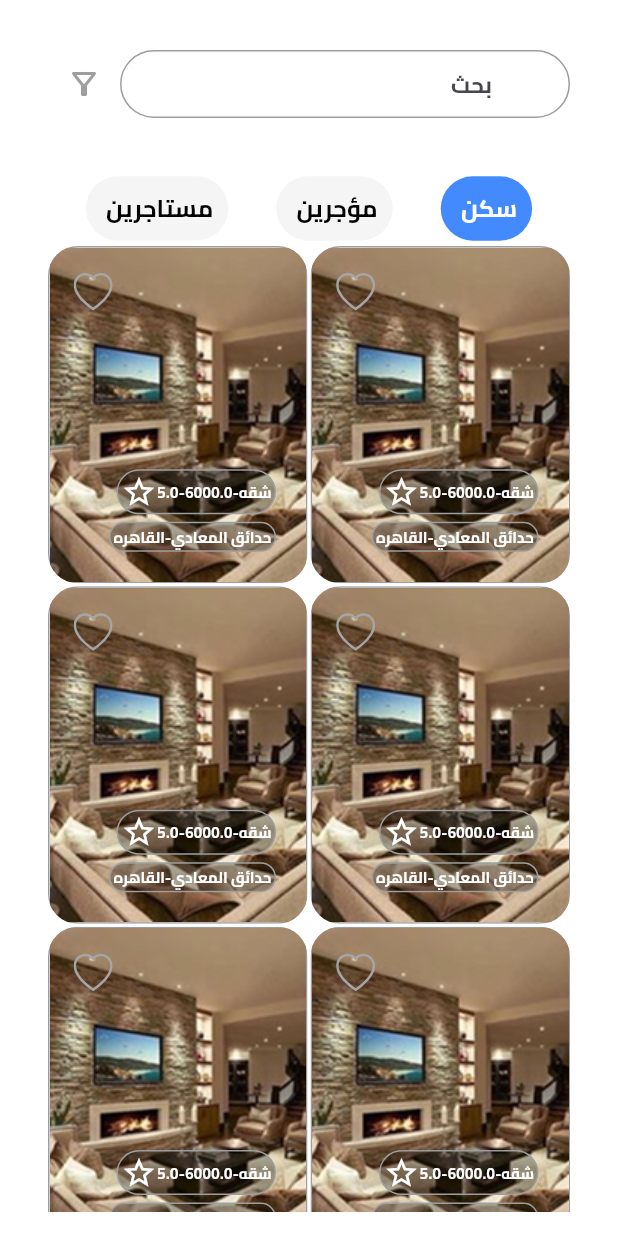
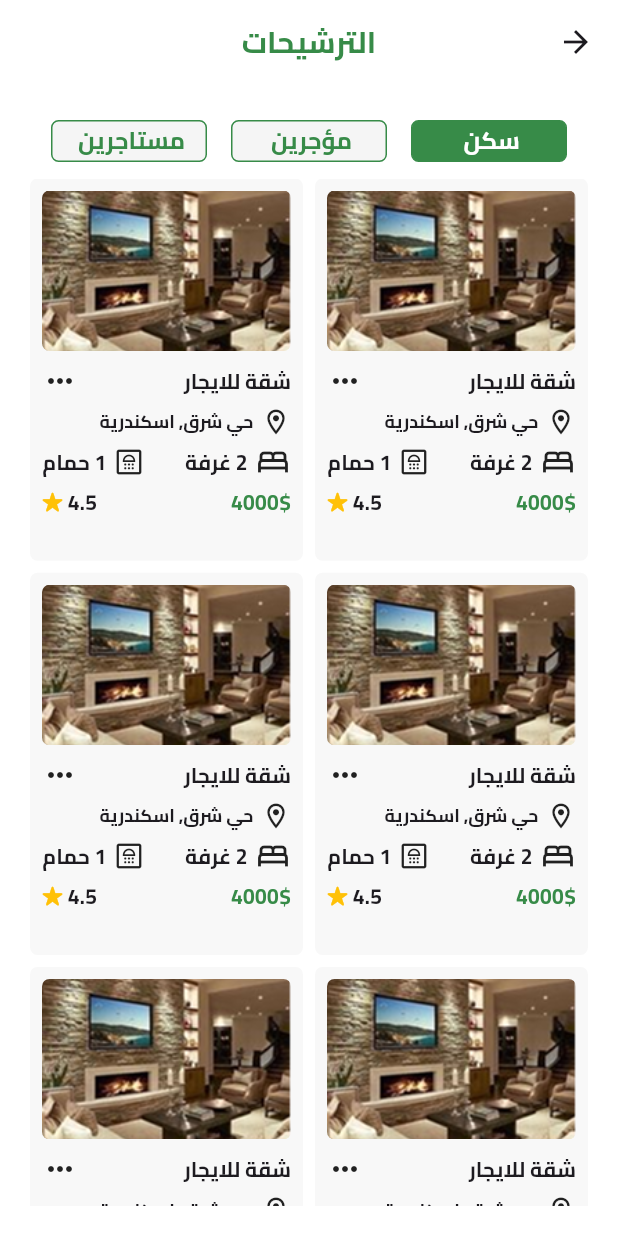
Before and after one commit to ahmdslah/sakenApp, a Flutter app: the RecommendationTab screen opened directly, on a phone screen of 412 x 824 dp. Run offline on Flutter 3.47's test engine with Material 3 defaults, Android fonts, the phone set to English and light mode, and no system bars; our stand-ins replace animated_toggle_switch, bloc, calendar_date_picker2, carousel_slider, cloud_firestore, dio and 9 more; accounts and stored records are empty.

Commit message:
sakan & user cards

```diff
--- a/lib/const/const widgets/apartmint_card.dart
+++ b/lib/const/const widgets/apartmint_card.dart
@@ -1,117 +1,107 @@
+import 'package:flutter/cupertino.dart';
 import 'package:flutter/material.dart';
-import 'package:flutter_svg/svg.dart';
-import 'package:saken_mobile/const/Models/apartmentmodel.dart';
+import 'package:saken_mobile/const/const.dart';
 
-class ApartmentCard extends StatefulWidget {
-  bool isfavorite;
-  ApartmentCard({super.key, this.isfavorite = true});
-
-  @override
-  State<ApartmentCard> createState() => _ApartmentCardState();
-}
-
-class _ApartmentCardState extends State<ApartmentCard> {
-  @override
-  int index = 0;
-
-  void initstate() {
-    index++;
-  }
+class ApartmentCard extends StatelessWidget {
+  const ApartmentCard({super.key});
 
   @override
   Widget build(BuildContext context) {
-    return ClipRRect(
-      clipBehavior: Clip.antiAlias,
-      child: Container(
+    return Container(
+      width: 171,
+      decoration: BoxDecoration(
+        borderRadius: BorderRadius.circular(5),
+        color:const Color(0xffF8F8F8),
+      ),
+      child: Padding(
+        padding: const EdgeInsets.all(8.0),
+        child: Column(
+          children: [
+            Container(
               width: double.infinity,
-        height: double.infinity,
-        clipBehavior: Clip.antiAlias,
+              height: 107,
               decoration: BoxDecoration(
-            borderRadius: BorderRadius.circular(20),
-            border: Border.all(color: Colors.grey),
-            color: const Color(0xffF5F5F5)),
-        child: Stack(
-          children: [
-            Image.asset(
-              apartmentmodel.apartments[index].photo,
+                borderRadius: BorderRadius.circular(5),
+                image: const DecorationImage(
+                  image: AssetImage('assets/images/Room.png'),
                   fit: BoxFit.cover,
-              width: double.infinity,
-              height: double.infinity,
-            ),
-            Padding(
-              padding: const EdgeInsets.all(16.0),
-              child: Align(
-                  alignment: Alignment.topLeft,
-                  child: widget.isfavorite
-                      ? SvgPicture.asset("assets/images/Vector.svg")
-                      : SvgPicture.asset("assets/images/fav.svg")),
-            ),
-            Padding(
-              padding: const EdgeInsets.all(20.0),
-              child: Align(
-                alignment: Alignment.bottomRight,
-                child: Column(
-                  mainAxisSize: MainAxisSize.min,
-                  children: [
-                    Align(
-                      alignment: Alignment.bottomRight,
-                      child: Container(
-                          decoration: BoxDecoration(
-                              borderRadius: BorderRadius.circular(50),
-                              border: Border.all(color: Colors.grey),
-                              color: Colors.black.withOpacity(0.3)),
-                          child: Padding(
-                              padding: const EdgeInsets.all(2.0),
-                              child: Row(
-                                  mainAxisSize: MainAxisSize.min,
-                                  children: [
-                                    Text(
-                                      "${apartmentmodel.apartments[index].type}-${apartmentmodel.apartments[index].fees}-${apartmentmodel.apartments[index].rate}",
-                                      style: const TextStyle(
-                                        fontSize: 10,
-                                        fontWeight: FontWeight.w500,
-                                        color: Colors.white,
-                                        overflow: TextOverflow.ellipsis,
                 ),
               ),
-                                    const Icon(
-                                      Icons.star_border,
-                                      color: Colors.white,
             ),
-                                  ]))),
+            const SizedBox(
+              height: 8,
+            ),
+            const Row(
+              children: [
+                Text('شقة للايجار'),
+                Spacer(),
+                Icon(Icons.more_horiz_outlined),
+              ],
             ),
             const SizedBox(
               height: 5,
             ),
-                    Align(
-                      alignment: Alignment.bottomRight,
-                      child: Container(
-                        decoration: BoxDecoration(
-                            borderRadius: BorderRadius.circular(50),
-                            border: Border.all(color: Colors.grey),
-                            color: Colors.black.withOpacity(0.3)),
-                        child: Padding(
-                          padding: const EdgeInsets.all(2.0),
-                          child: Row(
-                            mainAxisSize: MainAxisSize.min,
+            const Row(
               children: [
+                Icon(
+                  Icons.location_on_outlined,
+                  size: 20,
+                ),
+                SizedBox(
+                  width: 5,
+                ),
                 Text(
-                                apartmentmodel.apartments[index].address,
-                                style: const TextStyle(
-                                  fontSize: 10,
-                                  fontWeight: FontWeight.w500,
-                                  color: Colors.white,
-                                  overflow: TextOverflow.ellipsis,
-                                ),
-                              )
-                            ],
-                          ),
-                        ),
+                  'حي شرق, اسكندرية',
+                  style: TextStyle(
+                    fontSize: 12,
                   ),
                 ),
               ],
             ),
+            const SizedBox(
+              height: 5,
             ),
+            const Row(
+              children: [
+                Icon(Icons.bed_outlined),
+                SizedBox(
+                  width: 5,
+                ),
+                Text('2 غرفة'),
+                Spacer(),
+                Icon(
+                  Icons.bathroom_outlined,
+                  size: 20,
+                ),
+                SizedBox(
+                  width: 5,
+                ),
+                Text('1 حمام'),
+              ],
+            ),
+            const SizedBox(
+              height: 5,
+            ),
+            const Row(
+              children: [
+                Text(
+                  '4000\$',
+                  style: TextStyle(
+                    color: kPrimaryColor,
+                    fontWeight: FontWeight.bold,
+                  ),
+                ),
+                Spacer(),
+                Text('4.5'),
+                SizedBox(
+                  width: 3,
+                ),
+                Icon(
+                  CupertinoIcons.star_fill,
+                  color: Colors.amber,
+                  size: 14,
+                ),
+              ],
             )
           ],
         ),
--- a/lib/main.dart
+++ b/lib/main.dart
@@ -63,7 +63,7 @@ class MyApp extends StatelessWidget {
             appBarTheme: AppBarTheme(color: Colors.white)),
         locale: const Locale('ar'),
         debugShowCheckedModeBanner: false,
-        home: const HousingProfileScreen(),
+        home: const SplashScreen(),
         routes: {
           Routes.splash: (context) => const SplashScreen(),
           Routes.login: (context) => Login(),
--- a/lib/screens/home_page/TabBarWidgets/sakanwidget.dart
+++ b/lib/screens/home_page/TabBarWidgets/sakanwidget.dart
@@ -11,20 +11,16 @@ class sakanwidget extends StatelessWidget {
     return GridView.builder(
       gridDelegate: const SliverGridDelegateWithFixedCrossAxisCount(
           crossAxisCount: 2,
-          childAspectRatio: 1 / 1.3,
-          mainAxisSpacing: 2,
-          crossAxisSpacing: 2),
+          childAspectRatio: 1 / 1.4,
+          mainAxisSpacing: 8,
+          crossAxisSpacing: 8),
       itemBuilder: (context, index) => GestureDetector(
         onTap: () {
           Navigator.pushNamed(context, Routes.sakanDetails);
         },
-        child: fav
-            ? ApartmentCard()
-            : ApartmentCard(
-                isfavorite: false,
-              ),
+        child: ApartmentCard(),
       ),
-      itemCount: apartmentmodel.apartments.length,
+      itemCount: 8,
     );
   }
 }
--- a/lib/screens/home_page/TabBarWidgets/tenentwidget.dart
+++ b/lib/screens/home_page/TabBarWidgets/tenentwidget.dart
@@ -13,11 +13,7 @@ class tenantwidget extends StatelessWidget {
           childAspectRatio: 1 / 1.8,
           mainAxisSpacing: 2,
           crossAxisSpacing: 2),
-      itemBuilder: (context, index) => fav
-          ? UserCard()
-          : UserCard(
-              isfav: false,
-            ),
+      itemBuilder: (context, index) => UserCard(),
       itemCount: usermodel.tenents.length,
     );
   }
--- a/lib/screens/home_page/tabs/recomendationscreen.dart
+++ b/lib/screens/home_page/tabs/recomendationscreen.dart
@@ -1,5 +1,5 @@
 import 'package:flutter/material.dart';
-import 'package:saken_mobile/const/const%20widgets/custom_form_field.dart';
+import 'package:saken_mobile/const/const.dart';
 import 'package:saken_mobile/screens/home_page/TabBarWidgets/renterwidget.dart';
 import 'package:saken_mobile/screens/home_page/TabBarWidgets/sakanwidget.dart';
 import 'package:saken_mobile/screens/home_page/TabBarWidgets/tenentwidget.dart';
@@ -20,42 +20,29 @@ class _FavTabState extends State<RecommendationTab> {
   int selected = 0;
   @override
   Widget build(BuildContext context) {
-    final height = MediaQuery.of(context).size.height;
-    final width = MediaQuery.of(context).size.width;
     return DefaultTabController(
       length: 3,
-      child: Padding(
-        padding: const EdgeInsets.all(16.0),
+      child: Scaffold(
+        appBar: AppBar(
+          centerTitle: true,
+          title: const Text(
+            'الترشيحات',
+            style: TextStyle(
+              fontSize: 20,
+              color: kPrimaryColor,
+              fontWeight: FontWeight.bold,
+            ),
+          ),
+        ),
+        body: Padding(
+          padding: const EdgeInsets.only(right: 10.0, left: 10, bottom: 20),
           child: Column(
             children: [
-            Padding(
-              padding: const EdgeInsets.all(16),
-              child: Row(
-                children: [
-                  Expanded(
-                      child: CustomFormField(
-                    height: height * 0.5,
-                    width: width * 0.7,
-                    hintText: "بحث",
-                    controller: searchcontroller,
-                    validator: (val) {
-                      return null;
-                    },
-                    search: true,
-                  )),
-                  IconButton(
-                      onPressed: () {},
-                      icon: const Icon(
-                        Icons.filter_alt_outlined,
-                        color: Colors.grey,
-                      ))
-                ],
-              ),
-            ),
               const SizedBox(
-              height: 20,
+                height: 15,
               ),
               TabBar(
+                labelPadding: const EdgeInsets.symmetric(horizontal: 8),
                 onTap: (index) {
                   selected = index;
                   setState(() {});
@@ -69,55 +56,74 @@ class _FavTabState extends State<RecommendationTab> {
                 tabs: [
                   Tab(
                     child: Container(
-                    padding: const EdgeInsets.symmetric(
-                        horizontal: 10, vertical: 10),
+                      height: 28,
+                      width: 104,
                       decoration: BoxDecoration(
-                        borderRadius: BorderRadius.circular(46),
+                        borderRadius: BorderRadius.circular(5),
                         color: selected == 0
-                            ? Colors.blueAccent
-                            : const Color(0xffF5F5F5)),
+                            ? kPrimaryColor
+                            : const Color(0xffF5F5F5),
+                        border: Border.all(
+                          color: kPrimaryColor,
+                        ),
+                      ),
+                      child: Center(
                         child: Text(
                           "سكن ",
                           style: TextStyle(
                               fontWeight: FontWeight.w500,
                               fontSize: 16,
-                          color: selected == 0 ? Colors.white : Colors.black),
+                              color:
+                                  selected == 0 ? Colors.white : kPrimaryColor),
+                        ),
                       ),
                     ),
                   ),
                   Tab(
                     child: Container(
-                    padding: const EdgeInsets.symmetric(
-                        horizontal: 10, vertical: 10),
+                      height: 28,
+                      width: 104,
                       decoration: BoxDecoration(
-                        borderRadius: BorderRadius.circular(46),
+                          borderRadius: BorderRadius.circular(5),
                           color: selected == 1
-                            ? Colors.blueAccent
-                            : const Color(0xffF5F5F5)),
+                              ? kPrimaryColor
+                              : const Color(0xffF5F5F5),
+                          border: Border.all(
+                            color: kPrimaryColor,
+                          )),
+                      child: Center(
                         child: Text(
                           "مؤجرين ",
                           style: TextStyle(
                               fontWeight: FontWeight.w500,
                               fontSize: 16,
-                          color: selected == 1 ? Colors.white : Colors.black),
+                              color:
+                                  selected == 1 ? Colors.white : kPrimaryColor),
+                        ),
                       ),
                     ),
                   ),
                   Tab(
                     child: Container(
-                    padding: const EdgeInsets.symmetric(
-                        horizontal: 10, vertical: 10),
+                      height: 28,
+                      width: 104,
                       decoration: BoxDecoration(
-                        borderRadius: BorderRadius.circular(46),
+                          borderRadius: BorderRadius.circular(5),
                           color: selected == 2
-                            ? Colors.blueAccent
-                            : const Color(0xffF5F5F5)),
+                              ? kPrimaryColor
+                              : const Color(0xffF5F5F5),
+                          border: Border.all(
+                            color: kPrimaryColor,
+                          )),
+                      child: Center(
                         child: Text(
                           "مستاجرين ",
                           style: TextStyle(
                               fontWeight: FontWeight.w500,
                               fontSize: 16,
-                          color: selected == 2 ? Colors.white : Colors.black),
+                              color:
+                                  selected == 2 ? Colors.white : kPrimaryColor),
+                        ),
                       ),
                     ),
                   )
@@ -125,7 +131,7 @@ class _FavTabState extends State<RecommendationTab> {
               ),
               Expanded(
                 child: Padding(
-                  padding: const EdgeInsets.symmetric(horizontal: 16),
+                    padding: const EdgeInsets.symmetric(horizontal: 10),
                     child: TabBarView(
                         physics: const NeverScrollableScrollPhysics(),
                         children: [
@@ -137,6 +143,7 @@ class _FavTabState extends State<RecommendationTab> {
             ],
           ),
         ),
+      ),
     );
   }
 }
```
Also changed, not shown: lib/const/const widgets/user_card.dart (+52 -76 lines), lib/screens/home_page/TabBarWidgets/renterwidget.dart (+8 -11 lines), lib/screens/home_page/screen/home_screen.dart (+49 -12 lines). Lines whose indentation alone changed are shown as unchanged.
